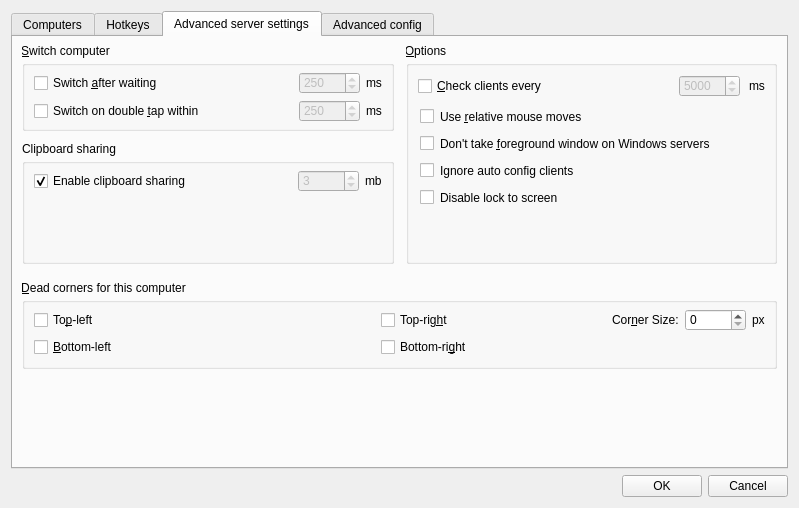
deskflow/deskflow, file src/gui/src/ServerConfigDialogBase.ui: the form before one commit.
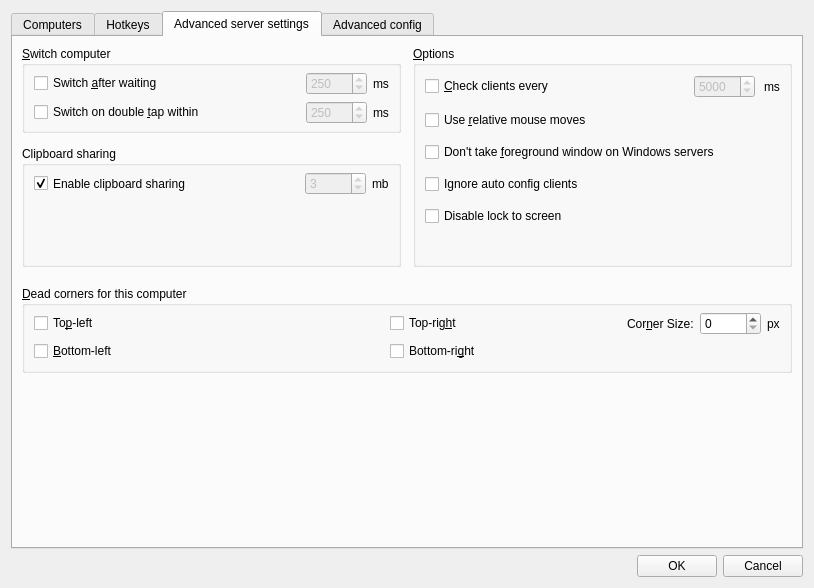
The form after the commit. The open tabs and pages were chosen to show the change. Icons and pictures are not drawn. Custom widgets are drawn as their Qt base class.

Patch:
```diff
--- a/src/gui/src/ServerConfigDialogBase.ui
+++ b/src/gui/src/ServerConfigDialogBase.ui
@@ -6,8 +6,8 @@
    <rect>
     <x>0</x>
     <y>0</y>
-    <width>799</width>
-    <height>508</height>
+    <width>814</width>
+    <height>588</height>
    </rect>
   </property>
   <property name="minimumSize">
@@ -359,12 +359,6 @@
              <kerning>true</kerning>
             </font>
            </property>
-           <property name="styleSheet">
-            <string notr="true">QGroupBox::title{
-   left: -5px;
-   top: -2px;
-}</string>
-           </property>
            <property name="title">
             <string>&amp;Switch computer</string>
            </property>
@@ -510,12 +504,6 @@
              <kerning>true</kerning>
             </font>
            </property>
-           <property name="styleSheet">
-            <string notr="true">QGroupBox::title{
-   left: -2px;
-   top: -2px;
-}</string>
-           </property>
            <property name="title">
             <string>Clipboard sharing</string>
            </property>
@@ -617,12 +605,6 @@
            <kerning>true</kerning>
           </font>
          </property>
-         <property name="styleSheet">
-          <string notr="true">QGroupBox::title{
-   left: -5px;
-   top: -2px;
-}</string>
-         </property>
          <property name="title">
           <string>&amp;Dead corners for this computer</string>
          </property>
@@ -707,12 +689,6 @@
              <kerning>false</kerning>
             </font>
            </property>
-           <property name="styleSheet">
-            <string notr="true">QGroupBox::title{
-   left: -5px;
-   top: -2px;
-}</string>
-           </property>
            <property name="title">
             <string>&amp;Options</string>
            </property>
@@ -738,9 +714,6 @@
               <property name="enabled">
                <bool>true</bool>
               </property>
-              <property name="styleSheet">
-               <string notr="true">padding-left: 2px;</string>
-              </property>
               <property name="text">
                <string>Use &amp;relative mouse moves</string>
               </property>
@@ -759,9 +732,6 @@
                 <property name="enabled">
                  <bool>true</bool>
                 </property>
-                <property name="styleSheet">
-                 <string notr="true">left: -2px;</string>
-                </property>
                 <property name="text">
                  <string>&amp;Check clients every</string>
                 </property>
@@ -816,9 +786,6 @@
             </item>
             <item row="4" column="0">
              <widget class="QCheckBox" name="m_pCheckBoxIgnoreAutoConfigClient">
-              <property name="styleSheet">
-               <string notr="true">padding-left: 2px;</string>
-              </property>
               <property name="text">
                <string>Ignore auto config clients</string>
               </property>
@@ -826,9 +793,6 @@
             </item>
             <item row="6" column="0">
              <widget class="QCheckBox" name="m_pCheckBoxDisableLockToScreen">
-              <property name="styleSheet">
-               <string notr="true">padding-left: 2px;</string>
-              </property>
               <property name="text">
                <string>Disable lock to screen</string>
               </property>
@@ -839,9 +803,6 @@
               <property name="enabled">
                <bool>true</bool>
               </property>
-              <property name="styleSheet">
-               <string notr="true">padding-left: 2px;</string>
-              </property>
               <property name="text">
                <string>Don't take &amp;foreground window on Windows servers</string>
               </property>
```
Left out of the diff: 38 changed lines with no effect on the pictures.
